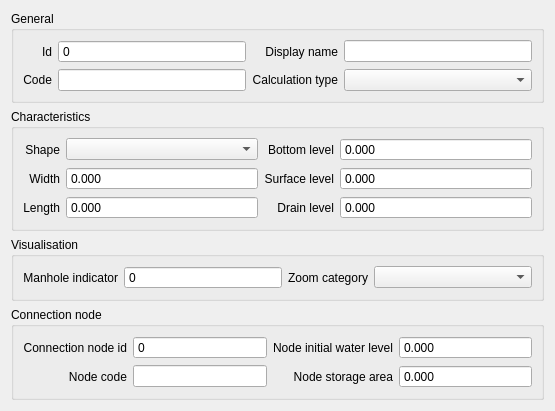
The window that threedi_model_builder/forms/ui/manhole.ui (nens/threedi-schematisation-editor) describes before a commit, drawn with Qt 5.
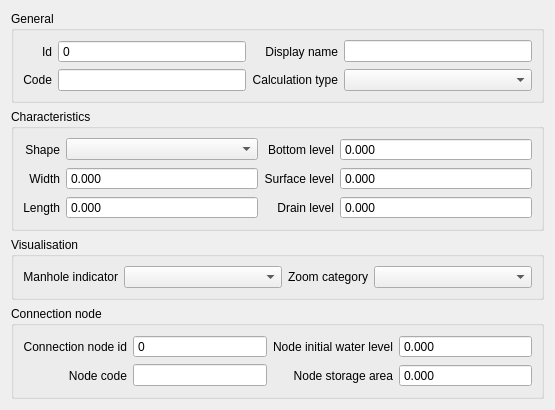
The same window after the commit. Custom widgets are drawn as their Qt base class.

The edit to the form file:
```diff
--- a/threedi_model_builder/forms/ui/manhole.ui
+++ b/threedi_model_builder/forms/ui/manhole.ui
@@ -671,7 +671,7 @@
        </widget>
       </item>
       <item row="0" column="1">
-       <widget class="QgsSpinBox" name="manhole_indicator">
+       <widget class="QComboBox" name="manhole_indicator">
         <property name="sizePolicy">
          <sizepolicy hsizetype="Expanding" vsizetype="Fixed">
           <horstretch>0</horstretch>
@@ -681,15 +681,6 @@
         <property name="locale">
          <locale language="English" country="UnitedStates"/>
         </property>
-        <property name="buttonSymbols">
-         <enum>QAbstractSpinBox::NoButtons</enum>
-        </property>
-        <property name="maximum">
-         <number>9999999</number>
-        </property>
-        <property name="clearValue">
-         <bool>true</bool>
-        </property>
        </widget>
       </item>
      </layout>
```
Left out of the diff: 102 changed lines with no effect on the pictures.
